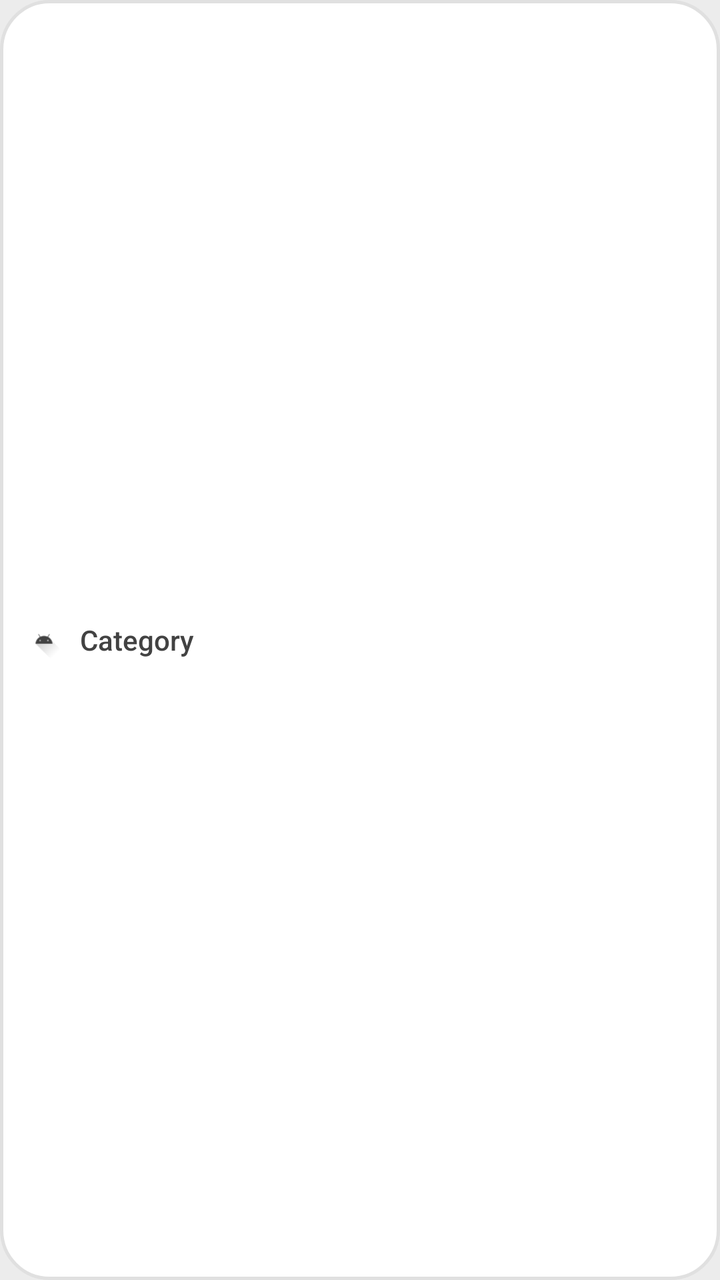
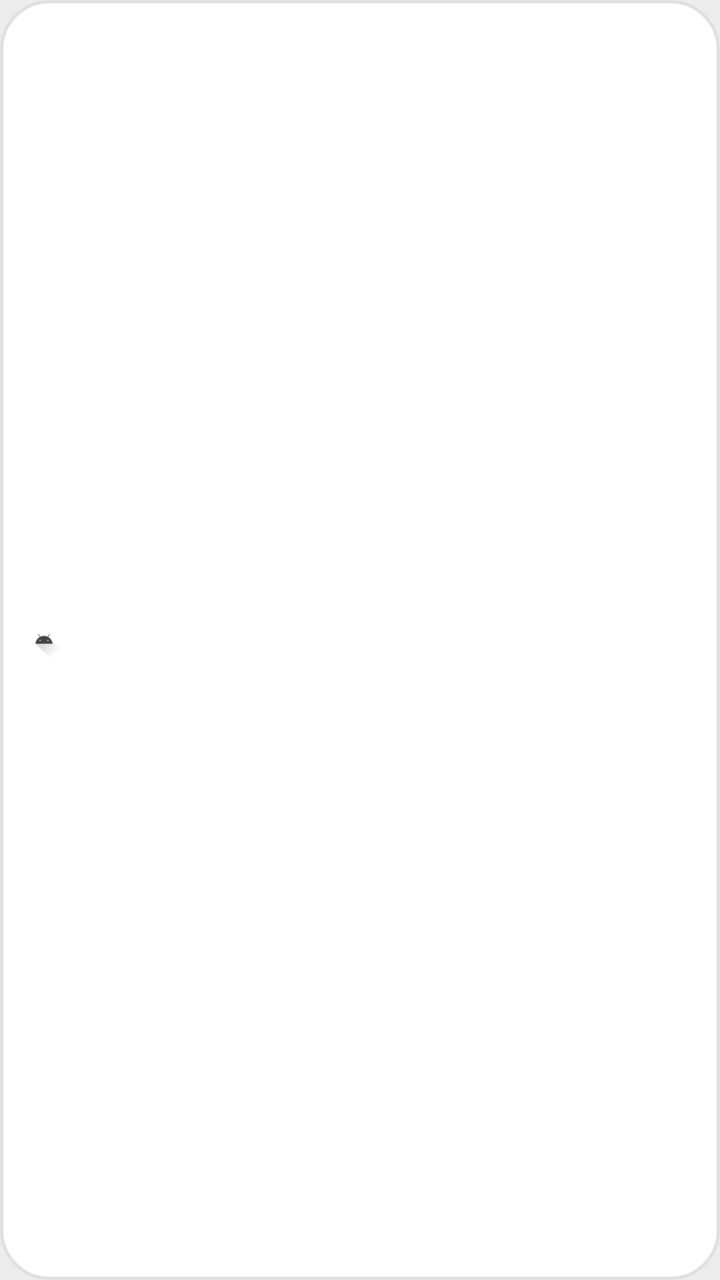

Before-and-after screenshots of an Android layout around one commit, followed by the original layout XML and the change that was made.
<!-- AndroidManifest.xml: application theme Theme.Prog1.Fullscreen -->
<!-- res/layout/item_category.xml -->
<?xml version="1.0" encoding="utf-8"?>

<LinearLayout xmlns:android="http://schemas.android.com/apk/res/android"
    xmlns:app="http://schemas.android.com/apk/res-auto"
    android:id="@+id/rootView"
    android:layout_width="wrap_content"
    android:layout_height="wrap_content"
    android:layout_marginEnd="8dp"
    android:background="@drawable/selector_category_bg"
    android:clickable="true"
    android:focusable="true"
    android:gravity="center_vertical"
    android:orientation="horizontal"
    android:paddingStart="12dp"
    android:paddingTop="8dp"
    android:paddingEnd="16dp"
    android:paddingBottom="8dp">

    <ImageView
        android:id="@+id/ivCategoryIcon"
        android:layout_width="20dp"
        android:layout_height="20dp"
        android:layout_marginEnd="8dp"
        android:src="@drawable/ic_launcher_foreground"
        app:tint="@color/selector_category_text" />

    <TextView
        android:id="@+id/tvCategoryName"
        android:layout_width="wrap_content"
        android:layout_height="wrap_content"
        android:fontFamily="sans-serif-medium"
        android:text="Category"
        android:textColor="@color/selector_category_text"
        android:textSize="14sp" />

</LinearLayout>
<!-- resources referenced by this layout -->
<resources>
  <!-- drawable ic_launcher_foreground (drawable) -->
  <vector xmlns:android="http://schemas.android.com/apk/res/android"
      xmlns:aapt="http://schemas.android.com/aapt"
      android:width="108dp"
      android:height="108dp"
      android:viewportWidth="108"
      android:viewportHeight="108">
      <path android:pathData="M31,63.928c0,0 6.4,-11 12.1,-13.1c7.2,-2.6 26,-1.4 26,-1.4l38.1,38.1L107,108.928l-32,-1L31,63.928z">
          <aapt:attr name="android:fillColor">
              <gradient
                  android:endX="85.84757"
                  android:endY="92.4963"
                  android:startX="42.9492"
                  android:startY="49.59793"
                  android:type="linear">
                  <item
                      android:color="#44000000"
                      android:offset="0.0" />
                  <item
                      android:color="#00000000"
                      android:offset="1.0" />
              </gradient>
          </aapt:attr>
      </path>
      <path
          android:fillColor="#FFFFFF"
          android:fillType="nonZero"
          android:pathData="M65.3,45.828l3.8,-6.6c0.2,-0.4 0.1,-0.9 -0.3,-1.1c-0.4,-0.2 -0.9,-0.1 -1.1,0.3l-3.9,6.7c-6.3,-2.8 -13.4,-2.8 -19.7,0l-3.9,-6.7c-0.2,-0.4 -0.7,-0.5 -1.1,-0.3C38.8,38.328 38.7,38.828 38.9,39.228l3.8,6.6C36.2,49.428 31.7,56.028 31,63.928h46C76.3,56.028 71.8,49.428 65.3,45.828zM43.4,57.328c-0.8,0 -1.5,-0.5 -1.8,-1.2c-0.3,-0.7 -0.1,-1.5 0.4,-2.1c0.5,-0.5 1.4,-0.7 2.1,-0.4c0.7,0.3 1.2,1 1.2,1.8C45.3,56.528 44.5,57.328 43.4,57.328L43.4,57.328zM64.6,57.328c-0.8,0 -1.5,-0.5 -1.8,-1.2s-0.1,-1.5 0.4,-2.1c0.5,-0.5 1.4,-0.7 2.1,-0.4c0.7,0.3 1.2,1 1.2,1.8C66.5,56.528 65.6,57.328 64.6,57.328L64.6,57.328z"
          android:strokeWidth="1"
          android:strokeColor="#00000000" />
  </vector>
  <!-- drawable selector_category_bg (drawable) -->
  <?xml version="1.0" encoding="utf-8"?>
  
  <selector xmlns:android="http://schemas.android.com/apk/res/android">
      
      <item android:state_selected="true">
          <shape android:shape="rectangle">
              <solid android:color="@color/category_selected" />
              <corners android:radius="24dp" />
          </shape>
      </item>
  
      
      <item>
          <shape android:shape="rectangle">
              <solid android:color="@color/white" />
              <stroke android:width="1.5dp" android:color="@color/category_unselected_border" />
              <corners android:radius="24dp" />
          </shape>
      </item>
  </selector>
  <style name="Theme.Prog1.Fullscreen" parent="Theme.Material3.Light.NoActionBar">
          <item name="android:windowFullscreen">true</item>
          <item name="android:windowLayoutInDisplayCutoutMode">shortEdges</item>
          <item name="android:statusBarColor">@android:color/transparent</item>
          <item name="android:navigationBarColor">@android:color/transparent</item>
          
          <item name="android:windowBackground">@color/cloud</item>
          <item name="android:textColorPrimary">@android:color/black</item>
          <item name="android:textColor">@android:color/black</item>
      </style>
  <color name="category_selected">#FF6B35</color>
  <color name="white">#FFFFFFFF</color>
  <color name="category_unselected_border">#E0E0E0</color>
  <color name="cloud">#ECECEC</color>
</resources>

<!-- the commit's change to res/layout/item_category.xml (unified diff, before → after) -->
@@ -21,6 +21,7 @@
         android:layout_width="20dp"
         android:layout_height="20dp"
         android:layout_marginEnd="8dp"
+        android:importantForAccessibility="no"
         android:src="@drawable/ic_launcher_foreground"
         app:tint="@color/selector_category_text" />
 
@@ -29,7 +30,6 @@
         android:layout_width="wrap_content"
         android:layout_height="wrap_content"
         android:fontFamily="sans-serif-medium"
-        android:text="Category"
         android:textColor="@color/selector_category_text"
         android:textSize="14sp" />
 
